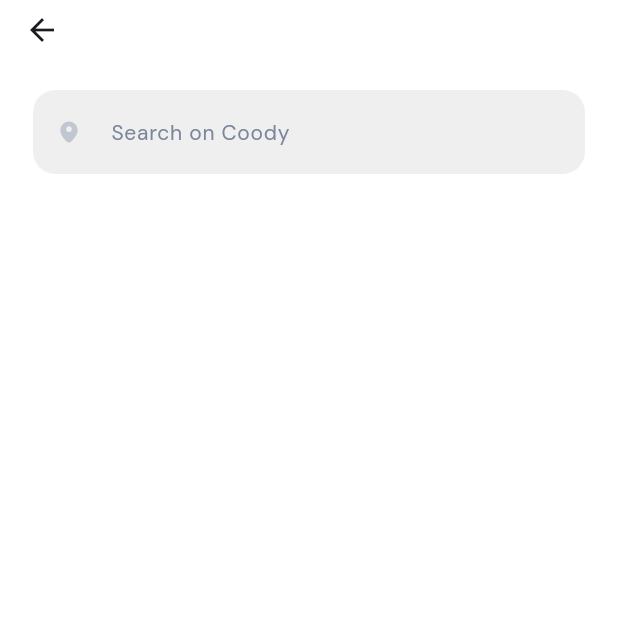
After one commit to ibrahimagdy/restaurant, a Flutter app: the HomeScreen screen opened by its route, after a tap on "Search on Coody", on a phone screen of 412 x 824 dp, the top half of it. The commit adds this screen. Run offline on Flutter 3.47's test engine with Material 3 defaults, Android fonts, the phone set to English and light mode, and no system bars; our stand-ins replace flutter_screenutil, flutter_svg, google_fonts, intl_phone_number_input; missing offline and left inert: top_modal_sheet.

Commit message:
search feature

```diff
--- a/lib/core/widgets/custom_top_modal_sheet.dart
+++ b/lib/core/widgets/custom_top_modal_sheet.dart
@@ -3,6 +3,7 @@ import 'package:flutter_svg/svg.dart';
 import 'package:restaurant/core/widgets/custom_button.dart';
 
 import '../../constants.dart';
+import '../../view/home_screen/features/search_view.dart';
 import '../utils/theme.dart';
 import 'category_search_filter.dart';
 import 'custom_text_form_field.dart';
@@ -12,13 +13,13 @@ import 'sort_by_search_filter.dart';
 class CustomTopModalSheet extends StatefulWidget {
   final void Function()? onTap;
   final bool showDivider;
-  final bool showTabs; // New parameter
+  final bool showTabs;
 
   const CustomTopModalSheet({
     super.key,
     this.onTap,
     this.showDivider = false,
-    this.showTabs = true, // Default to true
+    this.showTabs = true,
   });
 
   @override
@@ -60,6 +61,14 @@ class _CustomTopModalSheetState extends State<CustomTopModalSheet>
             SizedBox(height: mediaQuery.height * 0.08),
             Padding(
               padding: const EdgeInsets.symmetric(horizontal: 30),
+              child: GestureDetector(
+                onTap: () {
+                  Navigator.push(
+                    context,
+                    MaterialPageRoute(builder: (context) => SearchScreen()),
+                  );
+                },
+                child: AbsorbPointer(
                   child: CustomTextFormField(
                     context: context,
                     controller: searchController,
@@ -67,6 +76,8 @@ class _CustomTopModalSheetState extends State<CustomTopModalSheet>
                     prefixIcon: SvgPicture.asset(
                       "assets/icons/address_icon.svg",
                       fit: BoxFit.scaleDown,
+                    ),
+                  ),
                 ),
               ),
             ),
@@ -146,7 +157,7 @@ class _CustomTopModalSheetState extends State<CustomTopModalSheet>
                     child: TabBarView(
                       controller: tabController,
                       children: [
-                        buildTabContent(CategorySearchFilter()),
+                        buildTabContent(const CategorySearchFilter()),
                         buildTabContent(const SortBySearchFilter()),
                         buildTabContent(const PriceSearchFilter()),
                       ],
--- a/lib/model/best_partners_model.dart
+++ b/lib/model/best_partners_model.dart
@@ -1,3 +1,5 @@
+import 'menu_model.dart';
+
 class BestPartnersModel {
   final String image;
   final String name;
@@ -6,6 +8,7 @@ class BestPartnersModel {
   final String rate;
   final String distance;
   final String shipping;
+  List<MenuItem> menuItems;
 
   BestPartnersModel({
     required this.image,
@@ -15,6 +18,7 @@ class BestPartnersModel {
     required this.rate,
     required this.distance,
     required this.shipping,
+    required this.menuItems,
   });
 }
 
@@ -27,6 +31,44 @@ final List<BestPartnersModel> bestPartnerModel = [
     rate: "4.5",
     distance: "1.5 km",
     shipping: "Free shipping",
+    menuItems: [
+      MenuItem(
+        itemName: "Subway",
+        itemImage: "assets/images/bk_1.png",
+        itemType: "Food",
+        itemPrice: "2.5 USD",
+      ),
+      MenuItem(
+        itemName: "Subway",
+        itemImage: "assets/images/bk_2.png",
+        itemType: "Food",
+        itemPrice: "2.5 USD",
+      ),
+      MenuItem(
+        itemName: "Subway",
+        itemImage: "assets/images/bk_3.png",
+        itemType: "Food",
+        itemPrice: "2.5 USD",
+      ),
+      MenuItem(
+        itemName: "Subway",
+        itemImage: "assets/images/bk_4.png",
+        itemType: "Food",
+        itemPrice: "2.5 USD",
+      ),
+      MenuItem(
+        itemName: "Subway",
+        itemImage: "assets/images/bk_5.png",
+        itemType: "Food",
+        itemPrice: "2.5 USD",
+      ),
+      MenuItem(
+        itemName: "Subway",
+        itemImage: "assets/images/bk_6.png",
+        itemType: "Food",
+        itemPrice: "2.5 USD",
+      ),
+    ],
   ),
   BestPartnersModel(
     image: "assets/images/taco_bell.png",
@@ -36,6 +78,44 @@ final List<BestPartnersModel> bestPartnerModel = [
     rate: "4.5",
     distance: "0.2 km",
     shipping: "Free shipping",
+    menuItems: [
+      MenuItem(
+        itemName: "Taco Bell",
+        itemImage: "assets/images/bk_1.png",
+        itemType: "Food",
+        itemPrice: "2.5 USD",
+      ),
+      MenuItem(
+        itemName: "Taco Bell",
+        itemImage: "assets/images/bk_2.png",
+        itemType: "Food",
+        itemPrice: "2.5 USD",
+      ),
+      MenuItem(
+        itemName: "Taco Bell",
+        itemImage: "assets/images/bk_3.png",
+        itemType: "Food",
+        itemPrice: "2.5 USD",
+      ),
+      MenuItem(
+        itemName: "Taco Bell",
+        itemImage: "assets/images/bk_4.png",
+        itemType: "Food",
+        itemPrice: "2.5 USD",
+      ),
+      MenuItem(
+        itemName: "Taco Bell",
+        itemImage: "assets/images/bk_5.png",
+        itemType: "Food",
+        itemPrice: "2.5 USD",
+      ),
+      MenuItem(
+        itemName: "Taco Bell",
+        itemImage: "assets/images/bk_6.png",
+        itemType: "Food",
+        itemPrice: "2.5 USD",
+      ),
+    ],
   ),
   BestPartnersModel(
     image: "assets/images/burger_king.png",
@@ -45,6 +125,44 @@ final List<BestPartnersModel> bestPartnerModel = [
     rate: "4.8",
     distance: "2.6 km",
     shipping: "Free shipping",
+    menuItems: [
+      MenuItem(
+        itemName: "Burger King",
+        itemImage: "assets/images/bk_1.png",
+        itemType: "Food",
+        itemPrice: "2.5 USD",
+      ),
+      MenuItem(
+        itemName: "Burger King",
+        itemImage: "assets/images/bk_2.png",
+        itemType: "Food",
+        itemPrice: "2.5 USD",
+      ),
+      MenuItem(
+        itemName: "Burger King",
+        itemImage: "assets/images/bk_3.png",
+        itemType: "Food",
+        itemPrice: "2.5 USD",
+      ),
+      MenuItem(
+        itemName: "Burger King",
+        itemImage: "assets/images/bk_4.png",
+        itemType: "Food",
+        itemPrice: "2.5 USD",
+      ),
+      MenuItem(
+        itemName: "Burger King",
+        itemImage: "assets/images/bk_5.png",
+        itemType: "Food",
+        itemPrice: "2.5 USD",
+      ),
+      MenuItem(
+        itemName: "Burger King",
+        itemImage: "assets/images/bk_6.png",
+        itemType: "Food",
+        itemPrice: "2.5 USD",
+      ),
+    ],
   ),
   BestPartnersModel(
     image: "assets/images/kfc.png",
@@ -54,5 +172,43 @@ final List<BestPartnersModel> bestPartnerModel = [
     rate: "4.0",
     distance: "3.0 km",
     shipping: "Free shipping",
+    menuItems: [
+      MenuItem(
+        itemName: "KFC",
+        itemImage: "assets/images/bk_1.png",
+        itemType: "Food",
+        itemPrice: "2.5 USD",
+      ),
+      MenuItem(
+        itemName: "KFC",
+        itemImage: "assets/images/bk_2.png",
+        itemType: "Food",
+        itemPrice: "2.5 USD",
+      ),
+      MenuItem(
+        itemName: "KFC",
+        itemImage: "assets/images/bk_3.png",
+        itemType: "Food",
+        itemPrice: "2.5 USD",
+      ),
+      MenuItem(
+        itemName: "KFC",
+        itemImage: "assets/images/bk_4.png",
+        itemType: "Food",
+        itemPrice: "2.5 USD",
+      ),
+      MenuItem(
+        itemName: "KFC",
+        itemImage: "assets/images/bk_5.png",
+        itemType: "Food",
+        itemPrice: "2.5 USD",
+      ),
+      MenuItem(
+        itemName: "KFC",
+        itemImage: "assets/images/bk_6.png",
+        itemType: "Food",
+        itemPrice: "2.5 USD",
+      ),
+    ],
   ),
 ];
--- /dev/null
+++ b/lib/model/menu_model.dart
@@ -0,0 +1,13 @@
+class MenuItem {
+  final String itemName;
+  final String itemImage;
+  final String itemType;
+  final String itemPrice;
+
+  MenuItem({
+    required this.itemName,
+    required this.itemImage,
+    required this.itemType,
+    required this.itemPrice,
+  });
+}
--- /dev/null
+++ b/lib/view/home_screen/features/search_view.dart
@@ -0,0 +1,123 @@
+import 'package:flutter/material.dart';
+import 'package:flutter_svg/flutter_svg.dart';
+import 'package:restaurant/constants.dart';
+import 'package:restaurant/core/utils/theme.dart';
+import 'package:restaurant/core/widgets/custom_text_form_field.dart';
+import 'package:restaurant/model/best_partners_model.dart';
+
+class SearchScreen extends StatefulWidget {
+  const SearchScreen({super.key});
+
+  @override
+  State<SearchScreen> createState() => _SearchScreenState();
+}
+
+class _SearchScreenState extends State<SearchScreen> {
+  TextEditingController searchController = TextEditingController();
+  List<BestPartnersModel> displayedPartners = [];
+
+  @override
+  void initState() {
+    super.initState();
+    searchController.addListener(_filterPartners);
+  }
+
+  void _filterPartners() {
+    final query = searchController.text.toLowerCase();
+    setState(() {
+      if (query.isEmpty) {
+        displayedPartners = [];
+      } else {
+        displayedPartners = bestPartnerModel.where((partner) {
+          bool matchesPartner = partner.name.toLowerCase().contains(query);
+          if (matchesPartner) {
+            partner.menuItems = partner.menuItems
+                .where((menuItem) =>
+                    menuItem.itemName.toLowerCase().contains(query))
+                .toList();
+          }
+          return matchesPartner;
+        }).toList();
+      }
+    });
+  }
+
+  @override
+  void dispose() {
+    searchController.dispose();
+    super.dispose();
+  }
+
+  @override
+  Widget build(BuildContext context) {
+    return Scaffold(
+      backgroundColor: Colors.white,
+      appBar: AppBar(
+        toolbarHeight: 40,
+        backgroundColor: Colors.white,
+        elevation: 0,
+      ),
+      body: Padding(
+        padding: const EdgeInsets.symmetric(horizontal: 22),
+        child: Column(
+          children: [
+            const SizedBox(height: 20),
+            CustomTextFormField(
+              context: context,
+              controller: searchController,
+              hintText: 'Search on Coody',
+              prefixIcon: SvgPicture.asset(
+                "assets/icons/address_icon.svg",
+                fit: BoxFit.scaleDown,
+              ),
+            ),
+            const SizedBox(height: 10),
+            if (displayedPartners.isNotEmpty)
+              Expanded(
+                child: ListView.builder(
+                  itemCount: displayedPartners.length,
+                  itemBuilder: (context, partnerIndex) {
+                    final partner = displayedPartners[partnerIndex];
+                    return ListView.builder(
+                      shrinkWrap: true,
+                      physics: const NeverScrollableScrollPhysics(),
+                      itemCount: partner.menuItems.length,
+                      itemBuilder: (context, menuItemIndex) {
+                        final menuItem = partner.menuItems[menuItemIndex];
+                        return ListTile(
+                          leading: Image.asset(menuItem.itemImage),
+                          title: Text(menuItem.itemName),
+                          subtitle: Row(
+                            children: [
+                              Text(
+                                '${menuItem.itemPrice} ',
+                                style: theme()
+                                    .textTheme
+                                    .labelMedium!
+                                    .copyWith(color: primaryColor),
+                              ),
+                              Text(
+                                '. ${menuItem.itemType}',
+                                style: theme()
+                                    .textTheme
+                                    .labelMedium!
+                                    .copyWith(color: thirdColor),
+                              ),
+                            ],
+                          ),
+                          trailing: Icon(
+                            Icons.star,
+                            color: primaryColor,
+                          ),
+                        );
+                      },
+                    );
+                  },
+                ),
+              ),
+          ],
+        ),
+      ),
+    );
+  }
+}
```
Also changed, not shown: assets/images/bk_1.png (added), assets/images/bk_2.png (added), assets/images/bk_3.png (added), assets/images/bk_4.png (added), assets/images/bk_5.png (added), assets/images/bk_6.png (added). Lines whose indentation alone changed are shown as unchanged.
